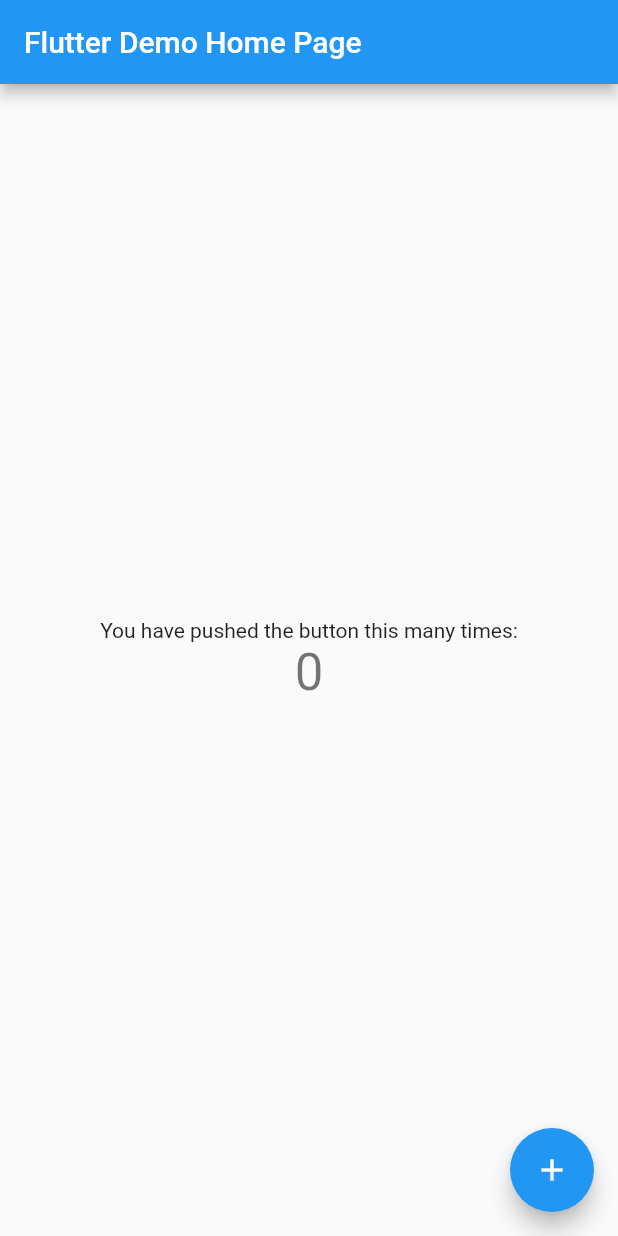
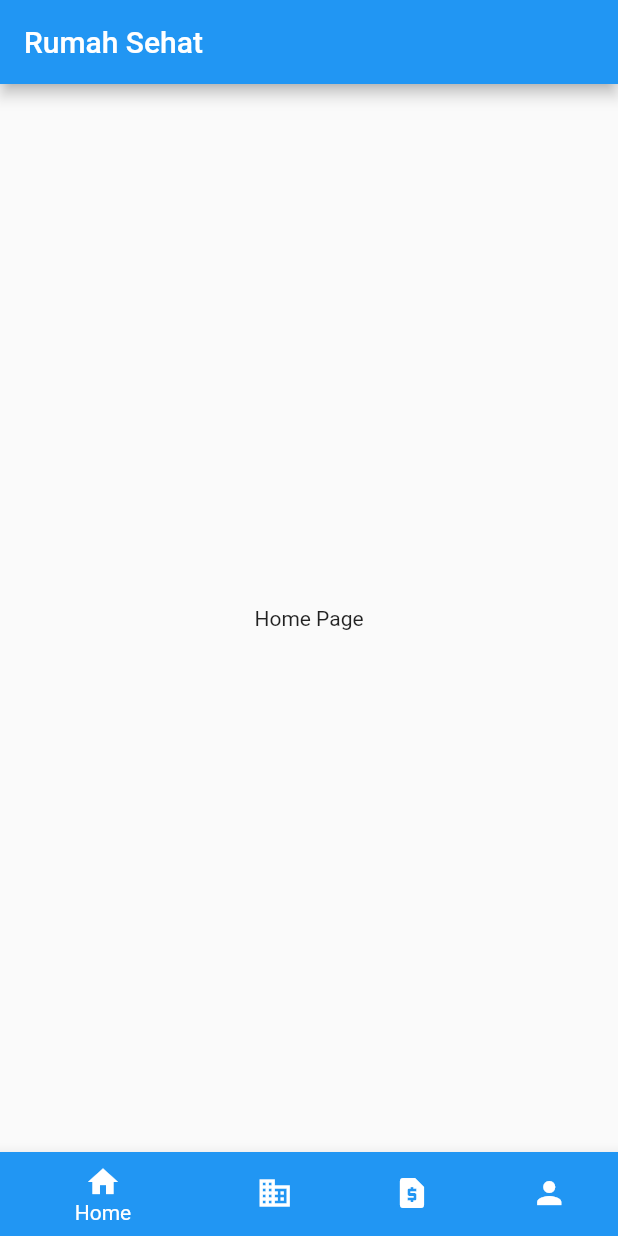
Before and after one commit to gitansahl/RumahSehat, a Flutter app: the screen it shows after launch, on a phone screen of 412 x 824 dp. Run offline on Flutter 3.47's test engine with Material 2 defaults, Android fonts, the phone set to English and light mode, and no system bars.

Commit message:
feat: melihat profile - flutter page

```diff
--- a/rumah_sehat_flutter/lib/main.dart
+++ b/rumah_sehat_flutter/lib/main.dart
@@ -1,115 +1,6 @@
 import 'package:flutter/material.dart';
+import 'myApp.dart';
 
 void main() {
-  runApp(const MyApp());
+  runApp(MyApp());
 }
-
-class MyApp extends StatelessWidget {
-  const MyApp({Key? key}) : super(key: key);
-
-  // This widget is the root of your application.
-  @override
-  Widget build(BuildContext context) {
-    return MaterialApp(
-      title: 'Flutter Demo',
-      theme: ThemeData(
-        // This is the theme of your application.
-        //
-        // Try running your application with "flutter run". You'll see the
-        // application has a blue toolbar. Then, without quitting the app, try
-        // changing the primarySwatch below to Colors.green and then invoke
-        // "hot reload" (press "r" in the console where you ran "flutter run",
-        // or simply save your changes to "hot reload" in a Flutter IDE).
-        // Notice that the counter didn't reset back to zero; the application
-        // is not restarted.
-        primarySwatch: Colors.blue,
-      ),
-      home: const MyHomePage(title: 'Flutter Demo Home Page'),
-    );
-  }
-}
-
-class MyHomePage extends StatefulWidget {
-  const MyHomePage({Key? key, required this.title}) : super(key: key);
-
-  // This widget is the home page of your application. It is stateful, meaning
-  // that it has a State object (defined below) that contains fields that affect
-  // how it looks.
-
-  // This class is the configuration for the state. It holds the values (in this
-  // case the title) provided by the parent (in this case the App widget) and
-  // used by the build method of the State. Fields in a Widget subclass are
-  // always marked "final".
-
-  final String title;
-
-  @override
-  State<MyHomePage> createState() => _MyHomePageState();
-}
-
-class _MyHomePageState extends State<MyHomePage> {
-  int _counter = 0;
-
-  void _incrementCounter() {
-    setState(() {
-      // This call to setState tells the Flutter framework that something has
-      // changed in this State, which causes it to rerun the build method below
-      // so that the display can reflect the updated values. If we changed
-      // _counter without calling setState(), then the build method would not be
-      // called again, and so nothing would appear to happen.
-      _counter++;
-    });
-  }
-
-  @override
-  Widget build(BuildContext context) {
-    // This method is rerun every time setState is called, for instance as done
-    // by the _incrementCounter method above.
-    //
-    // The Flutter framework has been optimized to make rerunning build methods
-    // fast, so that you can just rebuild anything that needs updating rather
-    // than having to individually change instances of widgets.
-    return Scaffold(
-      appBar: AppBar(
-        // Here we take the value from the MyHomePage object that was created by
-        // the App.build method, and use it to set our appbar title.
-        title: Text(widget.title),
-      ),
-      body: Center(
-        // Center is a layout widget. It takes a single child and positions it
-        // in the middle of the parent.
-        child: Column(
-          // Column is also a layout widget. It takes a list of children and
-          // arranges them vertically. By default, it sizes itself to fit its
-          // children horizontally, and tries to be as tall as its parent.
-          //
-          // Invoke "debug painting" (press "p" in the console, choose the
-          // "Toggle Debug Paint" action from the Flutter Inspector in Android
-          // Studio, or the "Toggle Debug Paint" command in Visual Studio Code)
-          // to see the wireframe for each widget.
-          //
-          // Column has various properties to control how it sizes itself and
-          // how it positions its children. Here we use mainAxisAlignment to
-          // center the children vertically; the main axis here is the vertical
-          // axis because Columns are vertical (the cross axis would be
-          // horizontal).
-          mainAxisAlignment: MainAxisAlignment.center,
-          children: <Widget>[
-            const Text(
-              'You have pushed the button this many times:',
-            ),
-            Text(
-              '$_counter',
-              style: Theme.of(context).textTheme.headline4,
-            ),
-          ],
-        ),
-      ),
-      floatingActionButton: FloatingActionButton(
-        onPressed: _incrementCounter,
-        tooltip: 'Increment',
-        child: const Icon(Icons.add),
-      ), // This trailing comma makes auto-formatting nicer for build methods.
-    );
-  }
-}
--- /dev/null
+++ b/rumah_sehat_flutter/lib/myApp.dart
@@ -0,0 +1,78 @@
+import 'package:flutter/material.dart';
+
+import 'page/home.dart';
+import 'page/daftarTagihan.dart';
+import 'page/profile.dart';
+
+class MyApp extends StatelessWidget {
+  const MyApp({Key? key}) : super(key: key);
+
+  static const String _title = 'Flutter Code Sample';
+
+  @override
+  Widget build(BuildContext context) {
+    return const MaterialApp(
+      title: _title,
+      home: MyStatefulWidget(),
+
+    );
+  }
+}
+
+class MyStatefulWidget extends StatefulWidget {
+  const MyStatefulWidget({Key? key}) : super(key: key);
+  @override
+  State<MyStatefulWidget> createState() => _MyStatefulWidgetState();
+}
+
+class _MyStatefulWidgetState extends State<MyStatefulWidget> {
+  int _selectedIndex = 0;
+  static const TextStyle optionStyle =
+  TextStyle(fontSize: 30, fontWeight: FontWeight.bold);
+  static const List<Widget>_widgetOptions=[HomePage(), HomePage(), DaftarTagihanPage(), ProfilePage()];
+
+  void _onItemTapped(int index) {
+    setState(() {
+      _selectedIndex = index;
+    });
+  }
+
+  @override
+  Widget build(BuildContext context) {
+    return Scaffold(
+      body: Center(
+        child: _widgetOptions.elementAt(_selectedIndex),
+      ),
+      bottomNavigationBar: BottomNavigationBar(
+        items: const <BottomNavigationBarItem>[
+          BottomNavigationBarItem(
+            icon: Icon(Icons.home),
+            label: 'Home',
+            backgroundColor: Colors.blue,
+          ),
+          BottomNavigationBarItem(
+            icon: Icon(Icons.business),
+            label: 'Business',
+            backgroundColor: Colors.blue,
+          ),
+          BottomNavigationBarItem(
+            icon: Icon(Icons.request_page),
+            label: 'Daftar Tagihan',
+            backgroundColor: Colors.blue,
+          ),
+          BottomNavigationBarItem(
+            icon: Icon(Icons.person),
+            label: 'Profile',
+            backgroundColor: Colors.blue,
+
+
+          ),
+        ],
+        currentIndex: _selectedIndex,
+        selectedItemColor: Colors.white,
+        onTap: _onItemTapped,
+
+      ),
+    );
+  }
+}
--- /dev/null
+++ b/rumah_sehat_flutter/lib/page/home.dart
@@ -0,0 +1,22 @@
+import 'package:flutter/material.dart';
+
+class HomePage extends StatefulWidget {
+  const HomePage({Key? key}) : super(key: key);
+
+  @override
+  State<HomePage> createState() => _HomePageState();
+}
+
+class _HomePageState extends State<HomePage> {
+  @override
+  Widget build(BuildContext context) {
+    return Scaffold(
+      appBar: AppBar(
+        title: const Text('Rumah Sehat'),
+      ),
+      body: Center(
+        child: Text('Home Page'),
+      ),
+    );
+  }
+}
```
Also changed, not shown: rumah_sehat_flutter/lib/page/daftarTagihan.dart (added, +22 -0 lines), rumah_sehat_flutter/lib/page/profile.dart (added, +36 -0 lines), rumah_sehat_flutter/lib/page/topUpSaldo.dart (added, +22 -0 lines), rumah_sehat_flutter/pubspec.lock, 63 other files.
